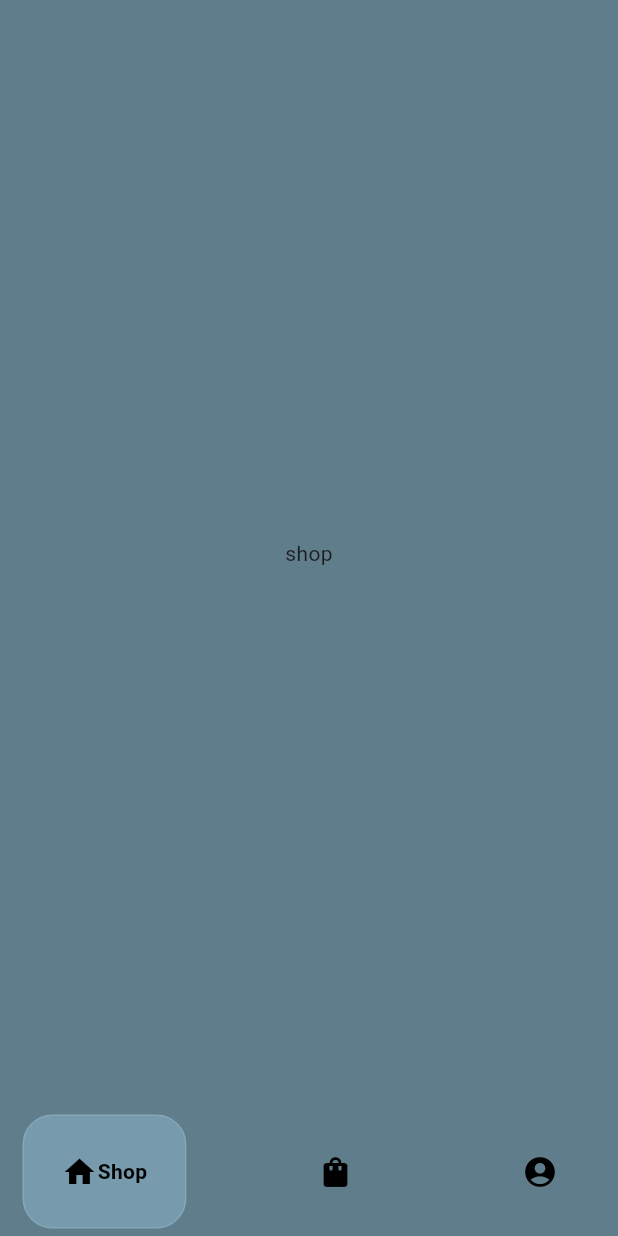
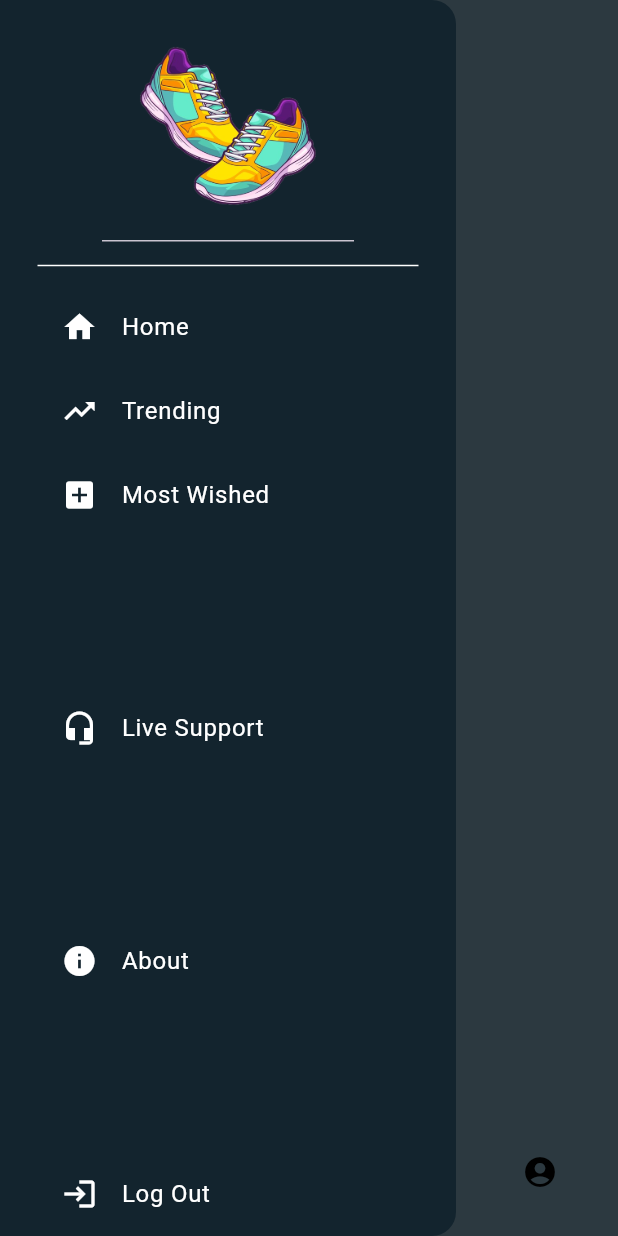
Before and after one commit to CPT-Dawn/Jooton-Da-Dukan, a Flutter app: the HomePage screen opened directly, with the side drawer open (before the commit the screen has no drawer), on a phone screen of 412 x 824 dp. Run offline on Flutter 3.47's test engine with Material 3 defaults, Android fonts, the phone set to English and light mode, and no system bars; drawn by our look-alikes of google_nav_bar.

Commit message:
darwer skelton

```diff
--- a/lib/pages/home_page.dart
+++ b/lib/pages/home_page.dart
@@ -34,6 +34,126 @@ class _HomePageState extends State<HomePage> {
       bottomNavigationBar: XDBottomNavBar(
         onTabChange: (index) => navigateBottomBar(index),
       ),
+      appBar: AppBar(
+        backgroundColor: Colors.transparent,
+        elevation: 0,
+        leading: Builder(builder: (context) {
+          return IconButton(
+            icon: const Icon(
+              Icons.menu,
+              color: Colors.black,
+            ),
+            onPressed: () {
+              Scaffold.of(context).openDrawer();
+            },
+          );
+        }),
+      ),
+      drawer: Drawer(
+        backgroundColor: Color.fromARGB(255, 19, 36, 46),
+        child: Column(
+          mainAxisAlignment: MainAxisAlignment.spaceBetween,
+          children: [
+            Column(
+              children: [
+                DrawerHeader(
+                  child: SizedBox(
+                    height: 200,
+                    child: Image.asset(
+                      'lib/images/Logo.png',
+                      fit: BoxFit.fill,
+                    ),
+                  ),
+                ),
+                const Padding(
+                  padding: EdgeInsets.symmetric(horizontal: 25),
+                  child: Divider(
+                    color: Colors.white,
+                  ),
+                ),
+                const Padding(
+                  padding: EdgeInsets.only(left: 25.0, top: 5),
+                  child: ListTile(
+                    leading: Icon(
+                      Icons.home,
+                      color: Colors.white,
+                    ),
+                    title: Text(
+                      'Home',
+                      style: TextStyle(color: Colors.white),
+                    ),
+                  ),
+                ),
+                const Padding(
+                  padding: EdgeInsets.only(left: 25.0),
+                  child: ListTile(
+                    leading: Icon(
+                      Icons.trending_up,
+                      color: Colors.white,
+                    ),
+                    title: Text(
+                      'Trending',
+                      style: TextStyle(color: Colors.white),
+                    ),
+                  ),
+                ),
+                const Padding(
+                  padding: EdgeInsets.only(left: 25.0),
+                  child: ListTile(
+                    leading: Icon(
+                      Icons.add_box,
+                      color: Colors.white,
+                    ),
+                    title: Text(
+                      'Most Wished',
+                      style: TextStyle(color: Colors.white),
+                    ),
+                  ),
+                ),
+              ],
+            ),
+            const Padding(
+              padding: EdgeInsets.only(left: 25.0),
+              child: ListTile(
+                leading: Icon(
+                  Icons.headset_mic,
+                  color: Colors.white,
+                ),
+                title: Text(
+                  'Live Support',
+                  style: TextStyle(color: Colors.white),
+                ),
+              ),
+            ),
+            const Padding(
+              padding: EdgeInsets.only(left: 25.0),
+              child: ListTile(
+                leading: Icon(
+                  Icons.info,
+                  color: Colors.white,
+                ),
+                title: Text(
+                  'About',
+                  style: TextStyle(color: Colors.white),
+                ),
+              ),
+            ),
+            const Padding(
+              padding: EdgeInsets.only(left: 25.0),
+              child: ListTile(
+                leading: Icon(
+                  Icons.login,
+                  color: Colors.white,
+                ),
+                title: Text(
+                  'Log Out',
+                  style: TextStyle(color: Colors.white),
+                ),
+              ),
+            ),
+          ],
+        ),
+      ),
       body: _pages[_selectedIndex],
     );
   }
```
